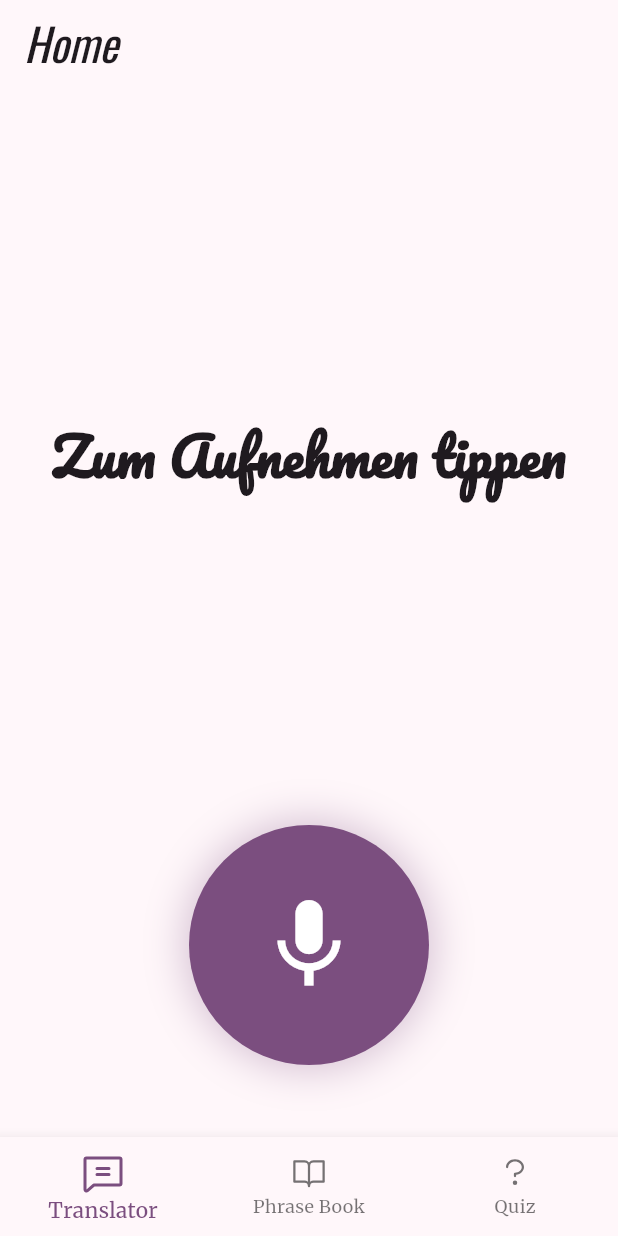
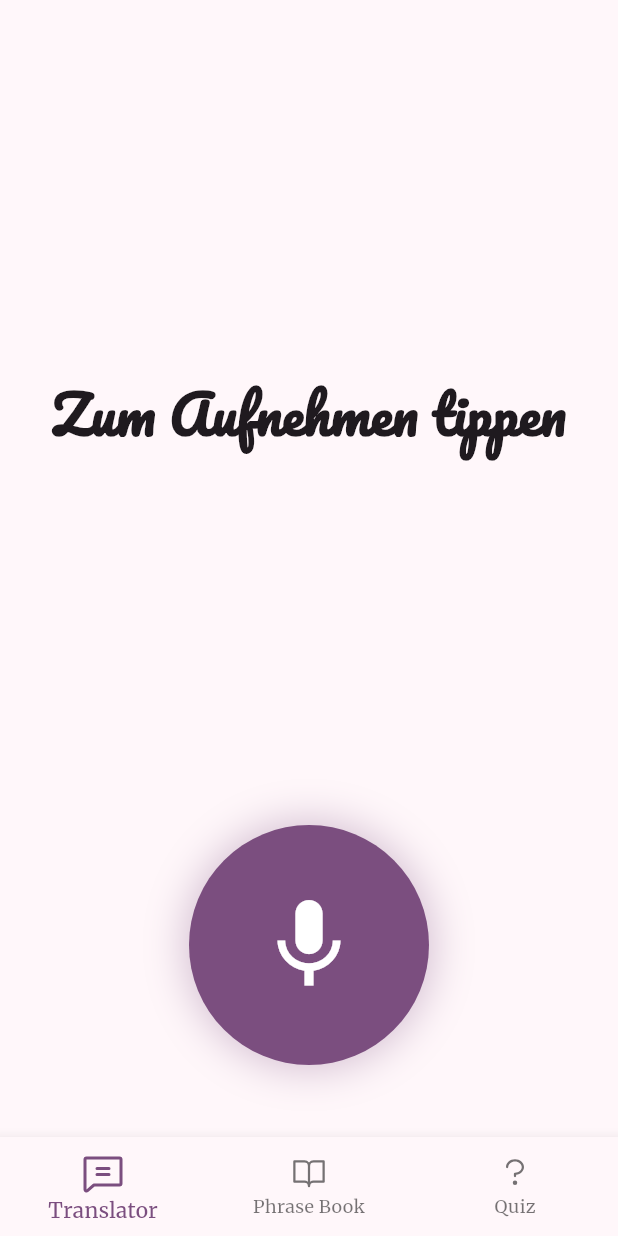
Before and after one commit to ylruiz/flutter_meetup_16_08_2025, a Flutter app: the screen it shows after launch, on a phone screen of 412 x 824 dp. Run offline on Flutter 3.47's test engine with Material 3 defaults, Android fonts, the phone set to English and light mode, and no system bars; our stand-ins replace auto_route, flutter_riverpod, google_fonts, hooks_riverpod, phosphor_flutter, riverpod and 1 more.

Commit message:
feat: remove app bar

```diff
--- a/lib/screens/home_screen.dart
+++ b/lib/screens/home_screen.dart
@@ -21,7 +21,6 @@ class HomeScreen extends ConsumerWidget {
     final selectedIndex = ref.watch(selectedIndexProvider);
 
     return Scaffold(
-      appBar: AppBar(title: const Text('Home')),
       body: _pages[selectedIndex],
       bottomNavigationBar: BottomNavigationBar(
         currentIndex: selectedIndex,
```
